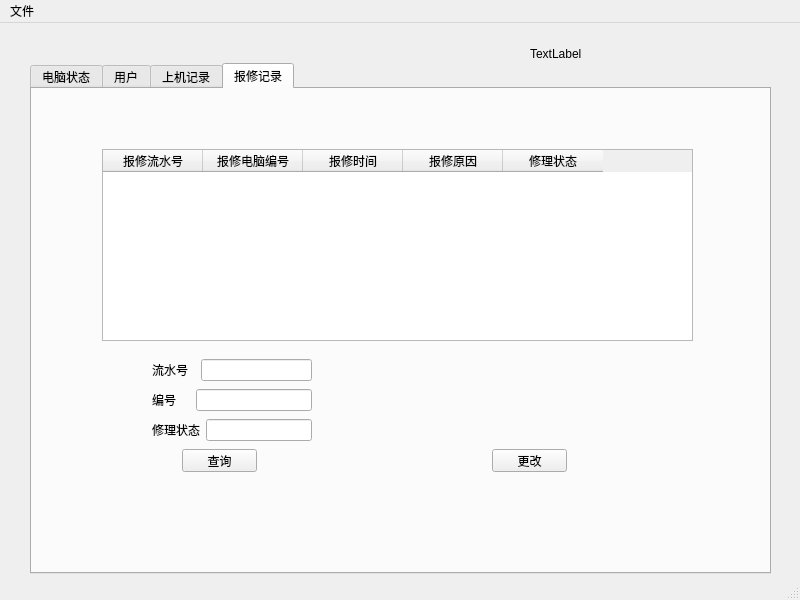
The window that netbar/mysqlmanager.ui (mysqlCar/netbarManager) describes before a commit, drawn with Qt 5.
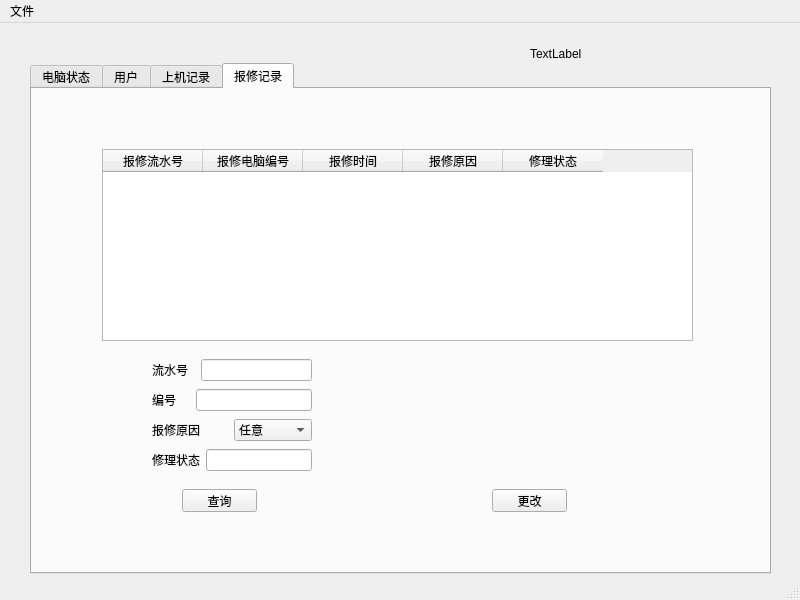
The same window after the commit. The open tabs and pages were chosen to show the change.

Diff of the .ui file:
```diff
--- a/netbar/mysqlmanager.ui
+++ b/netbar/mysqlmanager.ui
@@ -488,7 +488,7 @@
       <property name="geometry">
        <rect>
         <x>150</x>
-        <y>360</y>
+        <y>400</y>
         <width>75</width>
         <height>23</height>
        </rect>
@@ -501,7 +501,7 @@
       <property name="geometry">
        <rect>
         <x>460</x>
-        <y>360</y>
+        <y>400</y>
         <width>75</width>
         <height>23</height>
        </rect>
@@ -558,7 +558,7 @@
       <property name="geometry">
        <rect>
         <x>120</x>
-        <y>330</y>
+        <y>360</y>
         <width>160</width>
         <height>22</height>
        </rect>
@@ -576,13 +576,44 @@
        </item>
       </layout>
      </widget>
-     <zorder>tableRepair</zorder>
-     <zorder>qRepair</zorder>
-     <zorder>mRepair</zorder>
-     <zorder>horizontalLayoutWidget_8</zorder>
-     <zorder>horizontalLayoutWidget_9</zorder>
-     <zorder>horizontalLayoutWidget_10</zorder>
-     <zorder>label_13</zorder>
+     <widget class="QWidget" name="horizontalLayoutWidget_11">
+      <property name="geometry">
+       <rect>
+        <x>120</x>
+        <y>330</y>
+        <width>160</width>
+        <height>22</height>
+       </rect>
+      </property>
+      <layout class="QHBoxLayout" name="horizontalLayout_11">
+       <item>
+        <widget class="QLabel" name="label_14">
+         <property name="text">
+          <string>报修原因</string>
+         </property>
+        </widget>
+       </item>
+       <item>
+        <widget class="QComboBox" name="repairReason">
+         <item>
+          <property name="text">
+           <string>任意</string>
+          </property>
+         </item>
+         <item>
+          <property name="text">
+           <string>硬件故障</string>
+          </property>
+         </item>
+         <item>
+          <property name="text">
+           <string>软件故障</string>
+          </property>
+         </item>
+        </widget>
+       </item>
+      </layout>
+     </widget>
     </widget>
    </widget>
    <widget class="QLabel" name="time">
```
Left out of the diff: 2 changed lines with no effect on the pictures.
